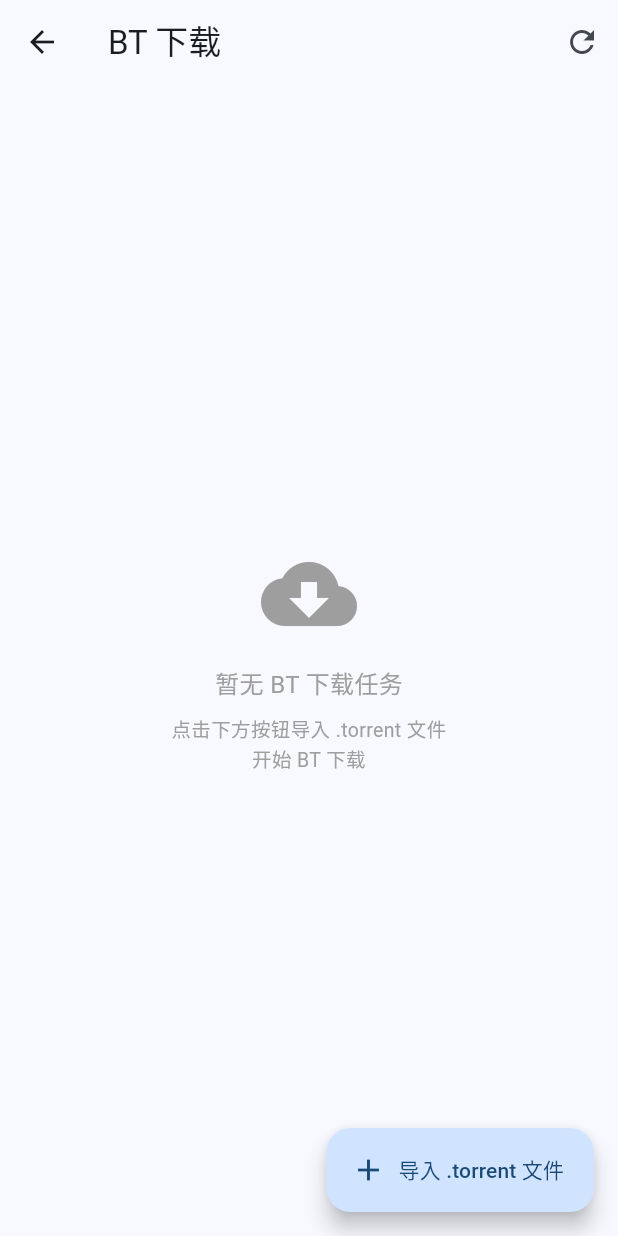
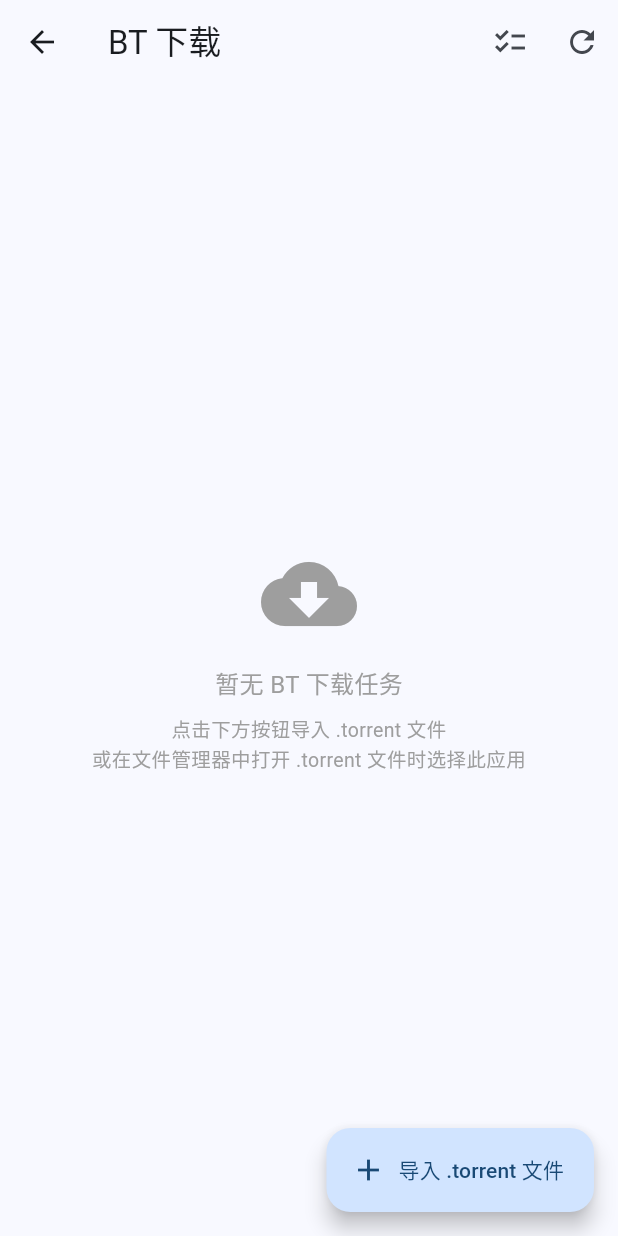
Before and after one commit to Stack0verF1ow/phoenix_bt_improve, a Flutter app: the screen it shows after launch, after a tap on "BT 下载", on a phone screen of 412 x 824 dp. Run offline on Flutter 3.47's test engine with Material 3 defaults, Android fonts, the phone set to English and light mode, and no system bars; our stand-ins replace dio, file_picker, go_router, open_filex, qr_flutter, share_plus and 1 more; missing offline and left inert: dtorrent_parser, dtorrent_task_v2, mobile_scanner, saf.

Commit message:
fix: TorrentScreen completion banner based on persistent status + periodic refresh
- Completion banner now checks provider.torrents for TorrentStatus.completed
  instead of volatile bt.completed in-memory flag
- Added provider reference to start/stop periodic refresh in initState/dispose
- Banner persists across app restarts since it's based on disk state

```diff
--- a/phoenix_mobile/lib/screens/torrent_screen.dart
+++ b/phoenix_mobile/lib/screens/torrent_screen.dart
@@ -1,5 +1,8 @@
+import 'dart:async';
+
 import 'package:file_picker/file_picker.dart';
 import 'package:flutter/material.dart';
+import 'package:flutter/services.dart';
 import 'package:provider/provider.dart';
 
 import '../models/torrent_file.dart';
@@ -14,20 +17,45 @@ class TorrentScreen extends StatefulWidget {
 }
 
 class _TorrentScreenState extends State<TorrentScreen> {
+  static const _channel = MethodChannel('com.phoenixhelper/file_ops');
+  TorrentProvider? _provider;
+
   @override
   void initState() {
     super.initState();
     WidgetsBinding.instance.addPostFrameCallback((_) {
-      context.read<TorrentProvider>().syncTorrents();
+      _provider = context.read<TorrentProvider>();
+      _provider!.syncTorrents();
+      _provider!.startPeriodicRefresh();
+      _checkPendingTorrent();
     });
+  }
+
+  @override
+  void dispose() {
+    _provider?.stopPeriodicRefresh();
+    super.dispose();
+  }
+
+  Future<void> _checkPendingTorrent() async {
+    try {
+      final path = await _channel.invokeMethod<String>('getPendingTorrent');
+      if (path != null && mounted) {
+        await context.read<TorrentProvider>().importTorrent(path);
+        if (mounted) {
+          ScaffoldMessenger.of(context).showSnackBar(
+            const SnackBar(content: Text('已导入 .torrent 文件'),
+                backgroundColor: Colors.green),
+          );
+        }
+      }
+    } catch (_) {}
   }
 
   Future<void> _importTorrent() async {
     String? pickedPath;
     try {
-      final result = await FilePicker.platform.pickFiles(
-        type: FileType.any,
-      );
+      final result = await FilePicker.platform.pickFiles(type: FileType.any);
       if (result == null || result.paths.isEmpty) return;
       pickedPath = result.paths.first;
       if (pickedPath == null) return;
@@ -42,23 +70,18 @@ class _TorrentScreenState extends State<TorrentScreen> {
     } catch (e) {
       if (!mounted) return;
       ScaffoldMessenger.of(context).showSnackBar(
-        SnackBar(content: Text('文件选择失败: $e'),
-            backgroundColor: Colors.red),
+        SnackBar(content: Text('文件选择失败: $e'), backgroundColor: Colors.red),
       );
       return;
     }
-
     if (!mounted) return;
     final provider = context.read<TorrentProvider>();
-
     try {
       await provider.importTorrent(pickedPath!);
       if (!mounted) return;
       ScaffoldMessenger.of(context).showSnackBar(
-        const SnackBar(
-          content: Text('已导入 .torrent 文件'),
-          backgroundColor: Colors.green,
-        ),
+        const SnackBar(content: Text('已导入 .torrent 文件'),
+            backgroundColor: Colors.green),
       );
     } catch (e) {
       if (!mounted) return;
@@ -72,6 +95,8 @@ class _TorrentScreenState extends State<TorrentScreen> {
     final provider = context.read<TorrentProvider>();
     final bt = provider.btService;
     final isDownloading = bt.running && bt.currentName == file.name;
+    final resumeLabel = file.status == TorrentStatus.partial
+        ? '继续下载' : '下载到本机';
 
     showModalBottomSheet(
       context: context,
@@ -79,10 +104,10 @@ class _TorrentScreenState extends State<TorrentScreen> {
         child: Column(
           mainAxisSize: MainAxisSize.min,
           children: [
-            if (!isDownloading)
+            if (!isDownloading && file.status != TorrentStatus.completed)
               ListTile(
                 leading: const Icon(Icons.download),
-                title: const Text('下载到本机'),
+                title: Text(resumeLabel),
                 onTap: () {
                   Navigator.of(context).pop();
                   provider.startDownload(file);
@@ -117,20 +142,42 @@ class _TorrentScreenState extends State<TorrentScreen> {
 
     return Scaffold(
       appBar: AppBar(
-        title: const Text('BT 下载'),
+        title: Text(provider.btSelectMode
+            ? '已选 ${provider.selectedTorrents.length} 项'
+            : 'BT 下载'),
         actions: [
+          if (provider.btSelectMode) ...[
+            TextButton(
+              onPressed: provider.selectedTorrents.isEmpty
+                  ? null
+                  : () => provider.deleteSelectedTorrents(),
+              child: Text('删除', style: TextStyle(
+                  color: provider.selectedTorrents.isEmpty
+                      ? null : Colors.red)),
+            ),
+            IconButton(
+              icon: const Icon(Icons.close),
+              onPressed: provider.toggleBtSelectMode,
+            ),
+          ] else ...[
             if (bt.running)
               TextButton(
                 onPressed: provider.stopDownload,
                 child: const Text('停止', style: TextStyle(color: Colors.red)),
               ),
             IconButton(
+              icon: const Icon(Icons.checklist),
+              tooltip: '批量选择',
+              onPressed: provider.toggleBtSelectMode,
+            ),
+            IconButton(
               icon: const Icon(Icons.refresh),
               onPressed: provider.loading ? null : () => provider.syncTorrents(),
             ),
           ],
+        ],
       ),
-      floatingActionButton: bt.running
+      floatingActionButton: (bt.running || provider.btSelectMode)
           ? null
           : FloatingActionButton.extended(
               onPressed: _importTorrent,
@@ -142,32 +189,13 @@ class _TorrentScreenState extends State<TorrentScreen> {
   }
 
 Widget _buildBody(TorrentProvider provider, BtDownloadService bt) {
-    // Show active download progress at top
+    final anyCompleted = provider.torrents.any(
+        (t) => t.status == TorrentStatus.completed);
+
     if (bt.running) {
       return Column(
         children: [
-          Card(
-            margin: const EdgeInsets.all(12),
-            color: Theme.of(context).colorScheme.primaryContainer,
-            child: Padding(
-              padding: const EdgeInsets.all(16),
-              child: Column(
-                crossAxisAlignment: CrossAxisAlignment.start,
-                children: [
-                  Text('正在下载: ${bt.currentName}',
-                      style: const TextStyle(fontWeight: FontWeight.w600)),
-                  const SizedBox(height: 8),
-                  LinearProgressIndicator(value: bt.progress),
-                  const SizedBox(height: 4),
-                  Text(
-                    '${(bt.progress * 100).toStringAsFixed(1)}%  '
-                    '${_formatSpeed(bt.speed)}',
-                    style: TextStyle(fontSize: 13, color: Colors.grey[700]),
-                  ),
-                ],
-              ),
-            ),
-          ),
+          _buildProgressCard(bt),
           if (bt.completed)
             const Padding(
               padding: EdgeInsets.all(8),
@@ -183,27 +211,47 @@ class _TorrentScreenState extends State<TorrentScreen> {
         ],
       );
     }
-
-    if (bt.completed) {
+    if (anyCompleted) {
       return Column(
         children: [
           const Padding(
               padding: EdgeInsets.all(8),
-            child: Text('下载完成!', style: TextStyle(color: Colors.green)),
-          ),
+              child: Text('下载完成!', style: TextStyle(color: Colors.green))),
           Expanded(child: _buildTorrentList(provider)),
         ],
       );
     }
+    return _buildTorrentList(provider);
+  }
 
-    return _buildTorrentList(provider);
+  Widget _buildProgressCard(BtDownloadService bt) {
+    return Card(
+      margin: const EdgeInsets.all(12),
+      color: Theme.of(context).colorScheme.primaryContainer,
+      child: Padding(
+        padding: const EdgeInsets.all(16),
+        child: Column(
+          crossAxisAlignment: CrossAxisAlignment.start,
+          children: [
+            Text('正在下载: ${bt.currentName}',
+                style: const TextStyle(fontWeight: FontWeight.w600)),
+            const SizedBox(height: 8),
+            LinearProgressIndicator(value: bt.progress),
+            const SizedBox(height: 4),
+            Text(
+              '${(bt.progress * 100).toStringAsFixed(1)}%  ${_formatSpeed(bt.speed)}',
+              style: TextStyle(fontSize: 13, color: Colors.grey[700]),
+            ),
+          ],
+        ),
+      ),
+    );
   }
 
   Widget _buildTorrentList(TorrentProvider provider) {
     if (provider.loading && provider.torrents.isEmpty) {
       return const Center(child: CircularProgressIndicator());
     }
-
     if (provider.torrents.isEmpty) {
       return Center(
         child: Padding(
@@ -217,7 +265,7 @@ class _TorrentScreenState extends State<TorrentScreen> {
                   style: TextStyle(fontSize: 16, color: Colors.grey)),
               const SizedBox(height: 8),
               Text(
-                '点击下方按钮导入 .torrent 文件\n开始 BT 下载',
+                '点击下方按钮导入 .torrent 文件\n或在文件管理器中打开 .torrent 文件时选择此应用',
                 textAlign: TextAlign.center,
                 style: TextStyle(fontSize: 13, color: Colors.grey[500]),
               ),
@@ -227,20 +275,64 @@ class _TorrentScreenState extends State<TorrentScreen> {
       );
     }
 
+    final allSelected = provider.selectedTorrents.length == provider.torrents.length;
     return RefreshIndicator(
       onRefresh: () => provider.syncTorrents(),
       child: ListView.builder(
         padding: const EdgeInsets.only(bottom: 80),
-        itemCount: provider.torrents.length,
+        itemCount: provider.torrents.length + (provider.btSelectMode ? 1 : 0),
         itemBuilder: (_, i) {
-          final file = provider.torrents[i];
+          if (provider.btSelectMode && i == 0) {
+            // Select-all row
+            return CheckboxListTile(
+              title: const Text('全选'),
+              value: allSelected,
+              tristate: true,
+              onChanged: (_) {
+                provider.setAllTorrentsSelected(!allSelected);
+              },
+              controlAffinity: ListTileControlAffinity.leading,
+            );
+          }
+          final idx = provider.btSelectMode ? i - 1 : i;
+          final file = provider.torrents[idx];
+          final isSelected = provider.selectedTorrents.contains(file.path);
+
+          IconData icon;
+          Color iconColor;
+          String subtitle;
+          switch (file.status) {
+            case TorrentStatus.completed:
+              icon = Icons.check_circle;
+              iconColor = Colors.green;
+              subtitle = '已完成';
+            case TorrentStatus.partial:
+              icon = Icons.cloud_download;
+              iconColor = Colors.orange;
+              subtitle = '已暂停（点击继续下载）';
+            case TorrentStatus.notDownloaded:
+              icon = Icons.cloud_download;
+              iconColor = Colors.blue;
+              subtitle = '${_formatSize(file.size)}  ·  ${_formatTime(file.addedAt)}';
+          }
+
           return ListTile(
-            leading: const Icon(Icons.cloud_download, color: Colors.blue),
+            leading: provider.btSelectMode
+                ? Checkbox(
+                    value: isSelected,
+                    onChanged: (_) => provider.toggleBtSelection(file.path),
+                  )
+                : Icon(icon, color: iconColor),
             title: Text(file.name),
-            subtitle:
-                Text('${_formatSize(file.size)}  ·  ${_formatTime(file.addedAt)}'),
-            onTap: () => provider.openTorrent(file),
-            onLongPress: () => _showActions(file),
+            subtitle: Text(subtitle,
+                style: TextStyle(
+                    fontSize: 12,
+                    color: file.status == TorrentStatus.partial
+                        ? Colors.orange
+                        : Colors.grey[500])),
+            onTap: provider.btSelectMode
+                ? () => provider.toggleBtSelection(file.path)
+                : () => _showActions(file),
           );
         },
       ),
```
Lines whose indentation alone changed are shown as unchanged.
